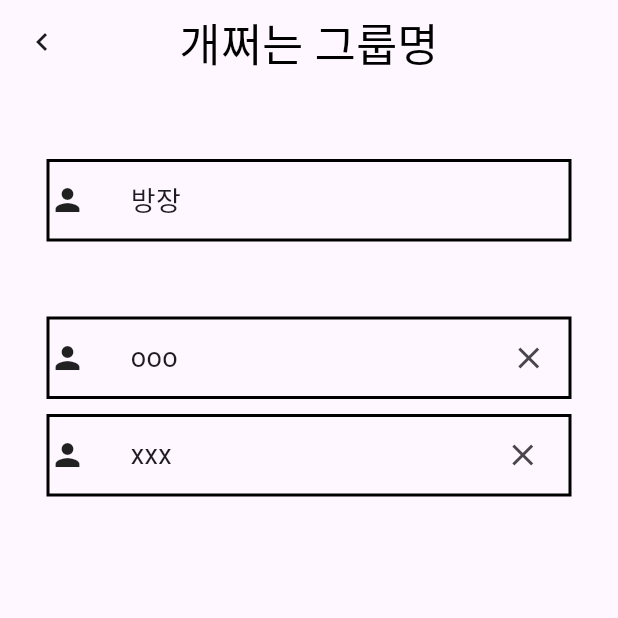
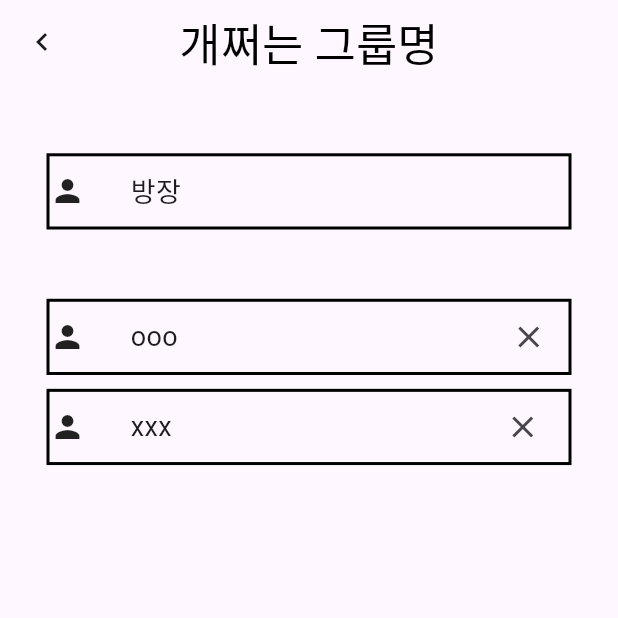
Before and after one commit to AIIA-GCU/VinTeum-FE, a Flutter app: the DetailScreen2 screen opened directly, on a phone screen of 412 x 824 dp, the top half of it. Run offline on Flutter 3.47's test engine with Material 3 defaults, Android fonts, the phone set to English and light mode, and no system bars.

Commit message:
ratio 수정

```diff
--- a/lib/Page/Detail_Screen1.dart
+++ b/lib/Page/Detail_Screen1.dart
@@ -1,4 +1,5 @@
 import 'package:flutter/material.dart';
+import 'package:vinteum/main.dart';
 import 'package:vinteum/Common/color.dart';
 import 'package:vinteum/config/variable.dart';
 import 'package:vinteum/Page/Detail_Screen2.dart';
--- a/lib/Page/Detail_Screen2.dart
+++ b/lib/Page/Detail_Screen2.dart
@@ -1,5 +1,6 @@
 import 'package:flutter/cupertino.dart';
 import 'package:flutter/material.dart';
+import 'package:vinteum/main.dart';
 import 'package:vinteum/Common/color.dart';
 import 'package:vinteum/Page/Detail_Screen3.dart';
 import 'package:vinteum/config/variable.dart';
@@ -29,28 +30,29 @@ class DetailScreen2 extends StatelessWidget {
         body: Column(
           children: [
             Container(
-              height: 50,
+              height: ratio.height * 50,
+              // height: 50,
             ),
             Container(
-              height: 55,
-              width: 350,
+              height: ratio.height * 55,
+              width: ratio.width * 350,
               decoration: BoxDecoration(
                 border: Border.all(
-                  width: 2,
+                  width: ratio.width * 2,
                   color: Colors.black
                 ),
               ),
               child: Row(
                 children: [
                   Icon(Icons.person),
-                  SizedBox(width: 30.0),
+                  SizedBox(width: ratio.width * 30.0),
                   Text('방장',
                   style: TextStyle(fontSize: 18.0),),
                 ],
               ),
             ),
             Container(
-              height: 50,
+              height: ratio.height * 50,
             ),
             GestureDetector(
               onTap: (){
@@ -60,11 +62,11 @@ class DetailScreen2 extends StatelessWidget {
                 );
               },
               child: Container(
-                height: 55,
-                width: 350,
+                height: ratio.height * 55,
+                width: ratio.width * 350,
                 decoration: BoxDecoration(
                   border: Border.all(
-                      width: 2,
+                      width: ratio.width * 2,
                       color: Colors.black
                   ),
                 ),
@@ -75,10 +77,10 @@ class DetailScreen2 extends StatelessWidget {
                     Icon(Icons.person),
 
 
-                    SizedBox(width: 30.0),
+                    SizedBox(width: ratio.width * 30.0),
                     Text('ooo',
                       style: TextStyle(fontSize: 18.0),),
-                    SizedBox(width: 210.0),
+                    SizedBox(width: ratio.width * 210.0),
                     // 'X'아이콘 눌러서 그룹원 삭제기능
                     IconButton(onPressed: (){
                       showDialog(context: context,
@@ -112,7 +114,7 @@ class DetailScreen2 extends StatelessWidget {
               ),
             ),
             Container(
-              height: 10,
+              height: ratio.height * 10,
             ),
             GestureDetector(
               onTap: (){
@@ -122,11 +124,11 @@ class DetailScreen2 extends StatelessWidget {
                 );
               },
               child: Container(
-                height: 55,
-                width: 350,
+                height: ratio.height * 55,
+                width: ratio.width * 350,
                 decoration: BoxDecoration(
                   border: Border.all(
-                      width: 2,
+                      width: ratio.width * 2,
                       color: Colors.black
                   ),
                 ),
@@ -136,10 +138,10 @@ class DetailScreen2 extends StatelessWidget {
                     Icon(Icons.person),
 
 
-                    SizedBox(width: 30.0),
+                    SizedBox(width: ratio.width * 30.0),
                     Text('xxx',
                       style: TextStyle(fontSize: 18.0),),
-                    SizedBox(width: 210.0),
+                    SizedBox(width: ratio.width * 210.0),
                     // 'X'아이콘 눌러서 그룹원 삭제기능
                     IconButton(onPressed: (){
                       showDialog(context: context,
--- a/lib/Page/Detail_Screen3.dart
+++ b/lib/Page/Detail_Screen3.dart
@@ -1,6 +1,7 @@
 import 'package:flutter/material.dart';
 import 'package:vinteum/Common/color.dart';
 import 'package:vinteum/config/variable.dart';
+import 'package:vinteum/main.dart';
 import 'package:vinteum/Page/Detail_Screen2.dart';
 
 
@@ -28,8 +29,8 @@ class DetailScreen3 extends StatelessWidget {
         body: Column(
           children: [
             Container(
-              height: 600,
-              width: 350,
+              height: ratio.height * 600,
+              width: ratio.width * 350,
               padding: EdgeInsets.all(20),
               margin: EdgeInsets.all(30),
               decoration: BoxDecoration(
```
